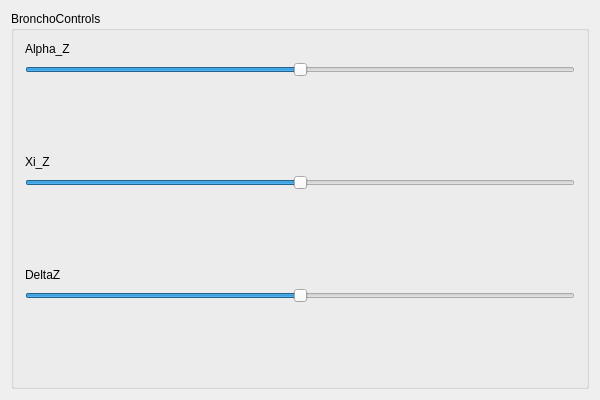
Qt form libgui/bronchowidget.ui (iocroblab/kautham) before a commit.
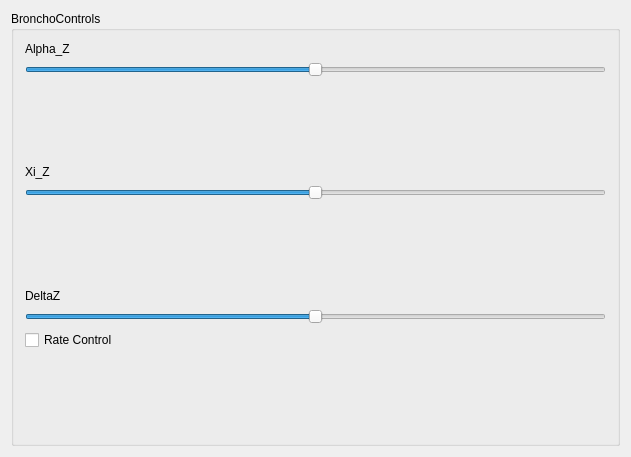
The same form after that commit.

Commit message: Added the rate control with a checkbox to move the bronchoscopy.

Patch:
```diff
--- a/libgui/bronchowidget.ui
+++ b/libgui/bronchowidget.ui
@@ -6,8 +6,8 @@
    <rect>
     <x>0</x>
     <y>0</y>
-    <width>600</width>
-    <height>400</height>
+    <width>631</width>
+    <height>457</height>
    </rect>
   </property>
   <property name="windowTitle">
@@ -126,6 +126,13 @@
           </item>
          </layout>
         </item>
+        <item>
+         <widget class="QCheckBox" name="RateCheckBox">
+          <property name="text">
+           <string>Rate Control</string>
+          </property>
+         </widget>
+        </item>
         <item>
          <spacer name="verticalSpacer_3">
           <property name="orientation">
```
The commit also changes 4 other files.
